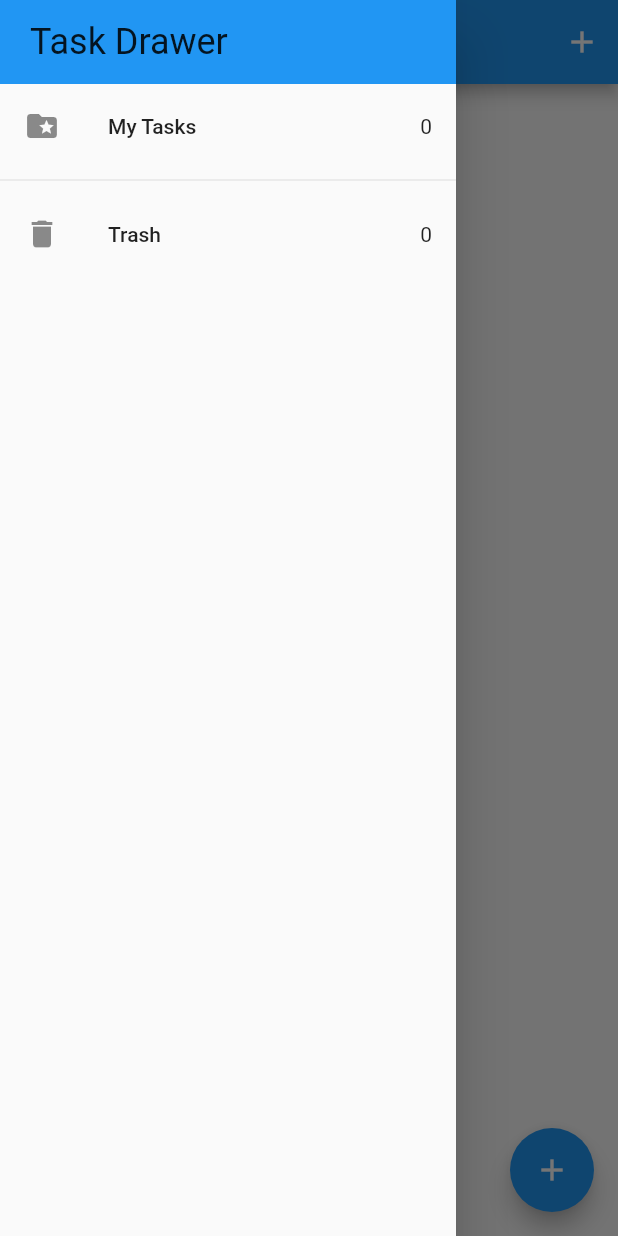
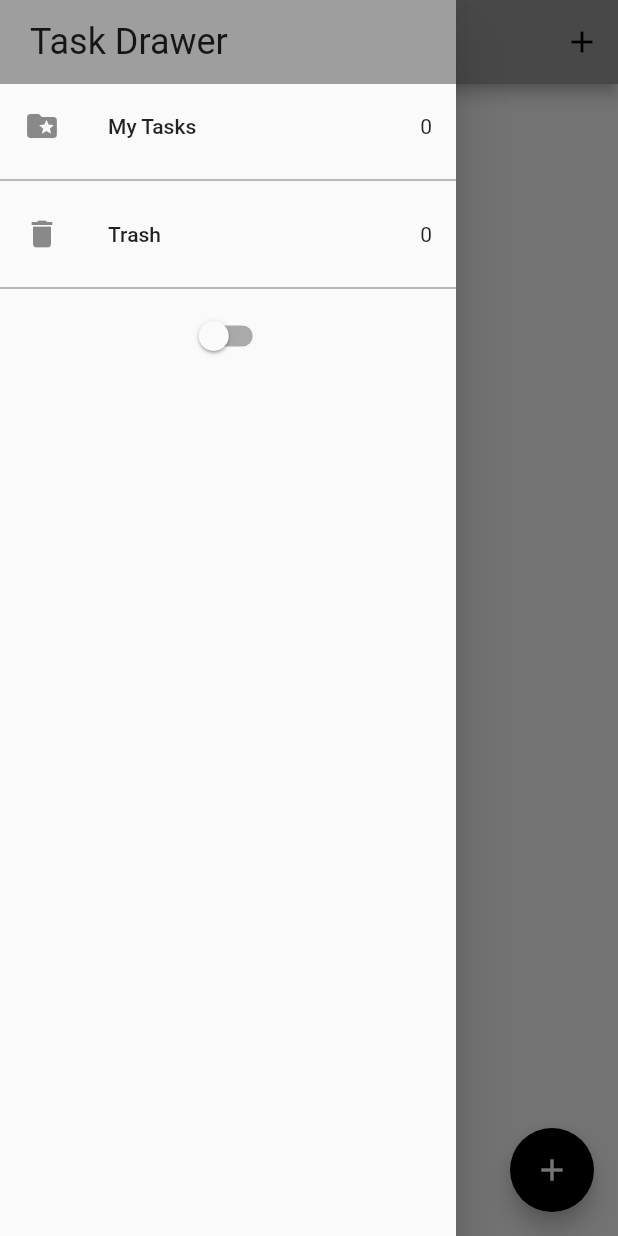
Before and after one commit to fadzlitown/bloc_todo, a Flutter app: the screen it shows after launch, with the side drawer open, on a phone screen of 412 x 824 dp. Run offline on Flutter 3.47's test engine with Material 2 defaults, Android fonts, the phone set to English and light mode, and no system bars; our stand-ins replace bloc, equatable, flutter_bloc, hydrated_bloc.

Commit message:
- Added Switch widget & BlocBuilder - Create Switch Bloc & HydratedBloc supported - Created AppThemes light & dark - Change to MultiBlocProvider in main.dart - Added pushReplacementNamed navigation (1 screen stack)

```diff
--- a/lib/bloc/bloc_exports.dart
+++ b/lib/bloc/bloc_exports.dart
@@ -1,3 +1,4 @@
 export 'package:flutter_bloc/flutter_bloc.dart';
 export './tasks/tasks_bloc.dart';
+export './switch/switch_bloc.dart';
 export 'package:hydrated_bloc/hydrated_bloc.dart';
--- /dev/null
+++ b/lib/bloc/switch/switch_bloc.dart
@@ -0,0 +1,26 @@
+import 'package:equatable/equatable.dart';
+import 'package:flutter_better_muslim/bloc/bloc_exports.dart';
+
+part 'switch_event.dart';
+part 'switch_state.dart';
+
+class SwitchBloc extends HydratedBloc<SwitchEvent, SwitchState> {
+  SwitchBloc() : super(const SwitchInitial(val: false)) {
+    on<SwitchOn>((event, emit) {
+      emit(const SwitchState(switchVal: true));
+    });
+    on<SwitchOff>((event, emit) {
+      emit(const SwitchState(switchVal: false));
+    });
+  }
+
+  @override
+  SwitchState? fromJson(Map<String, dynamic> json) {
+    return SwitchState.fromMap(json);
+  }
+
+  @override
+  Map<String, dynamic>? toJson(SwitchState state) {
+    return state.toMap();
+  }
+}
--- /dev/null
+++ b/lib/bloc/switch/switch_event.dart
@@ -0,0 +1,12 @@
+part of 'switch_bloc.dart';
+
+abstract class SwitchEvent extends Equatable {
+  const SwitchEvent();
+
+  @override
+  List<Object> get props => [];
+}
+
+class SwitchOn extends SwitchEvent {}
+
+class SwitchOff extends SwitchEvent {}
--- /dev/null
+++ b/lib/bloc/switch/switch_state.dart
@@ -0,0 +1,28 @@
+part of 'switch_bloc.dart';
+
+class SwitchState extends Equatable {
+  final bool switchVal;
+
+  const SwitchState({
+    required this.switchVal,
+  });
+
+  @override
+  List<Object> get props => [switchVal];
+
+  Map<String, dynamic> toMap() {
+    return {
+      'switchVal': switchVal,
+    };
+  }
+
+  factory SwitchState.fromMap(Map<String, dynamic> map) {
+    return SwitchState(
+      switchVal: map['switchVal'] as bool,
+    );
+  }
+}
+
+class SwitchInitial extends SwitchState {
+  const SwitchInitial({required bool val}) : super(switchVal: val);
+}
--- a/lib/main.dart
+++ b/lib/main.dart
@@ -1,6 +1,7 @@
 import 'package:flutter/material.dart';
 import 'package:flutter_better_muslim/bloc/bloc_exports.dart';
 import 'package:flutter_better_muslim/service/app_route.dart';
+import 'package:flutter_better_muslim/service/app_theme.dart';
 import 'package:path_provider/path_provider.dart';
 
 import 'screens/tasks_screen.dart';
@@ -17,29 +18,30 @@ Future<void> main() async {
 
 class MyApp extends StatelessWidget {
   final AppRouter appRouter;
+
   const MyApp({Key? key, required this.appRouter}) : super(key: key);
 
   // This widget is the root of your application.
   @override
   Widget build(BuildContext context) {
-    return BlocProvider(
-      create: (_) => TasksBloc(),
-      child: MaterialApp(
-        title: 'Flutter Demo',
-        theme: ThemeData(
-          // This is the theme of your application.
-          //
-          // Try running your application with "flutter run". You'll see the
-          // application has a blue toolbar. Then, without quitting the app, try
-          // changing the primarySwatch below to Colors.green and then invoke
-          // "hot reload" (press "r" in the console where you ran "flutter run",
-          // or simply save your changes to "hot reload" in a Flutter IDE).
-          // Notice that the counter didn't reset back to zero; the application
-          // is not restarted.
-          primarySwatch: Colors.blue,
-        ),
-        home: const TasksScreen(),
-        onGenerateRoute: appRouter.onGenerateRoute,
+    //1 Bloc = BlocProvider
+    //More 1 bloc = MultiBlocProvider
+    return MultiBlocProvider(
+      providers: [
+        BlocProvider(create: (context) => TasksBloc()),
+        BlocProvider(create: (context) => SwitchBloc())
+      ],
+      child: BlocBuilder<SwitchBloc, SwitchState>(
+        builder: (context, state) {
+          return MaterialApp(
+            title: 'Flutter Demo',
+            theme: state.switchVal
+                ? AppThemes.appThemeData[AppTheme.darkTheme]
+                : AppThemes.appThemeData[AppTheme.lightTheme],
+            home: const TasksScreen(),
+            onGenerateRoute: appRouter.onGenerateRoute,
+          );
+        },
       ),
     );
   }
--- a/lib/screens/drawer.dart
+++ b/lib/screens/drawer.dart
@@ -5,8 +5,15 @@ import 'package:flutter_better_muslim/screens/tasks_screen.dart';
 import '../bloc/bloc_exports.dart';
 import '../bloc/tasks/tasks_bloc.dart';
 
-class MyDrawer extends StatelessWidget {
+class MyDrawer extends StatefulWidget {
   const MyDrawer({Key? key}) : super(key: key);
+
+  @override
+  State<MyDrawer> createState() => _MyDrawerState();
+}
+
+class _MyDrawerState extends State<MyDrawer> {
+  bool switchVal = false;
 
   @override
   Widget build(BuildContext context) {
@@ -22,7 +29,10 @@ class MyDrawer extends StatelessWidget {
         BlocBuilder<TasksBloc, TasksState>(
           builder: (context, state) {
             return GestureDetector(
-              onTap: () => Navigator.of(context).pushNamed(TasksScreen.id),
+              onTap: () =>
+                  //todo Learning - pushNamed will stack the screen
+                  //todo but pushReplacementNamed - will replace the existing screen (always 1 screen)
+                  Navigator.of(context).pushReplacementNamed(TasksScreen.id),
               child: ListTile(
                   leading: const Icon(Icons.folder_special),
                   title: const Text('My Tasks'),
@@ -34,13 +44,34 @@ class MyDrawer extends StatelessWidget {
         BlocBuilder<TasksBloc, TasksState>(
           builder: (context, state) {
             return GestureDetector(
-              onTap: () => Navigator.of(context).pushNamed(RecyclerBin.id),
+              onTap: () =>
+                  Navigator.of(context).pushReplacementNamed(RecyclerBin.id),
               child: ListTile(
                   leading: const Icon(Icons.delete),
                   title: const Text('Trash'),
                   trailing: Text('${state.removedTasks.length}')),
             );
           },
+        ),
+        const Divider(),
+        //todo if user pressed the Switch--> requires UI state, local var change --> required STATEFUL WIDGET !
+        BlocBuilder<SwitchBloc, SwitchState>(
+          builder: (context, state) {
+            var stateValue = state.switchVal;
+
+            return Switch(
+                value: stateValue,
+                onChanged: (val) {
+                  setState(() {
+                    // a way to dynamically change the UI state value, renders widget with latest state
+                    stateValue = val;
+                  });
+
+                  val == true
+                      ? context.read<SwitchBloc>().add(SwitchOn())
+                      : context.read<SwitchBloc>().add(SwitchOff());
+                });
+          },
         )
       ]),
     ));
--- /dev/null
+++ b/lib/service/app_theme.dart
@@ -0,0 +1,58 @@
+import 'package:flutter/material.dart';
+
+class AppThemes {
+  static final appThemeData = {
+    AppTheme.darkTheme: ThemeData(
+      primarySwatch: Colors.grey,
+      primaryColor: Colors.black,
+      brightness: Brightness.dark,
+      backgroundColor: const Color(0xFF212121),
+      dividerColor: Colors.black54,
+      floatingActionButtonTheme: const FloatingActionButtonThemeData(
+        backgroundColor: Colors.white,
+      ),
+      textButtonTheme: TextButtonThemeData(
+        style: ButtonStyle(
+          foregroundColor: MaterialStateProperty.all(Colors.white),
+        ),
+      ),
+      textTheme: const TextTheme(
+        subtitle1: TextStyle(color: Colors.white),
+      ),
+      bottomNavigationBarTheme: const BottomNavigationBarThemeData(
+          backgroundColor: Colors.grey, unselectedItemColor: Colors.white),
+    ),
+
+    //
+    //
+
+    AppTheme.lightTheme: ThemeData(
+      primarySwatch: Colors.grey,
+      primaryColor: Colors.white,
+      brightness: Brightness.light,
+      backgroundColor: const Color(0xFFE5E5E5),
+      dividerColor: const Color(0xff757575),
+      floatingActionButtonTheme: const FloatingActionButtonThemeData(
+        backgroundColor: Colors.black,
+        foregroundColor: Colors.white,
+      ),
+      textButtonTheme: TextButtonThemeData(
+        style: ButtonStyle(
+          foregroundColor: MaterialStateProperty.all(Colors.black),
+        ),
+      ),
+      textTheme: const TextTheme(
+        subtitle1: TextStyle(color: Colors.black),
+      ),
+      bottomNavigationBarTheme: const BottomNavigationBarThemeData(
+          backgroundColor: Colors.grey,
+          selectedItemColor: Colors.black,
+          unselectedItemColor: Colors.white),
+    ),
+  };
+}
+
+enum AppTheme {
+  lightTheme,
+  darkTheme,
+}
```
